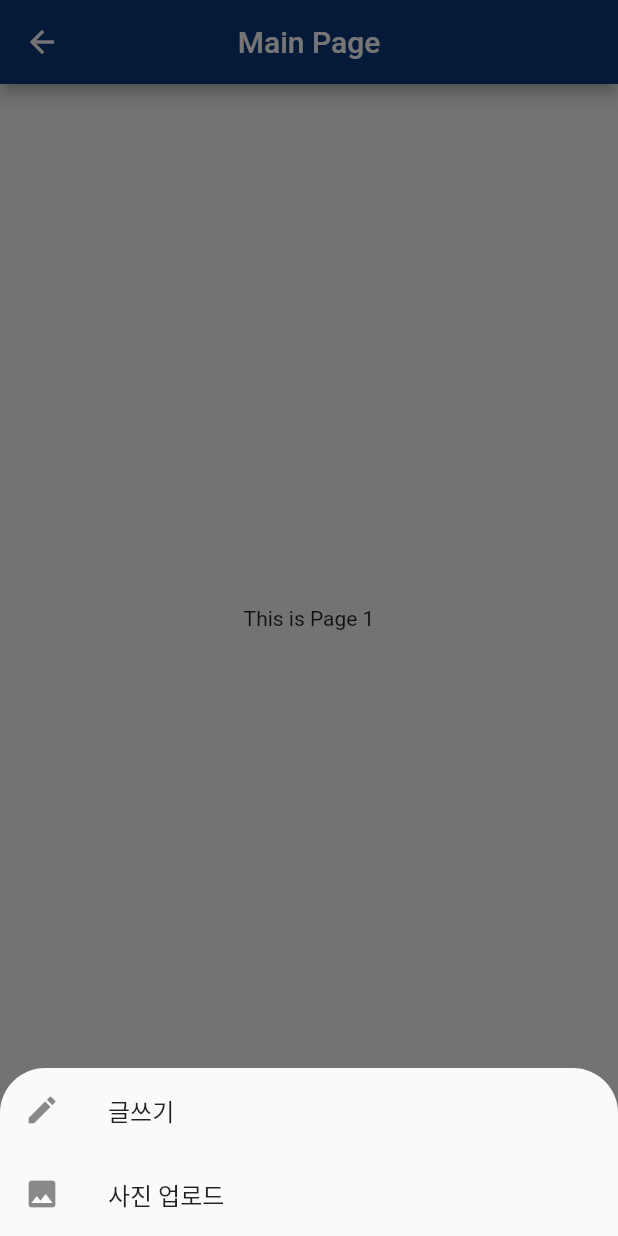
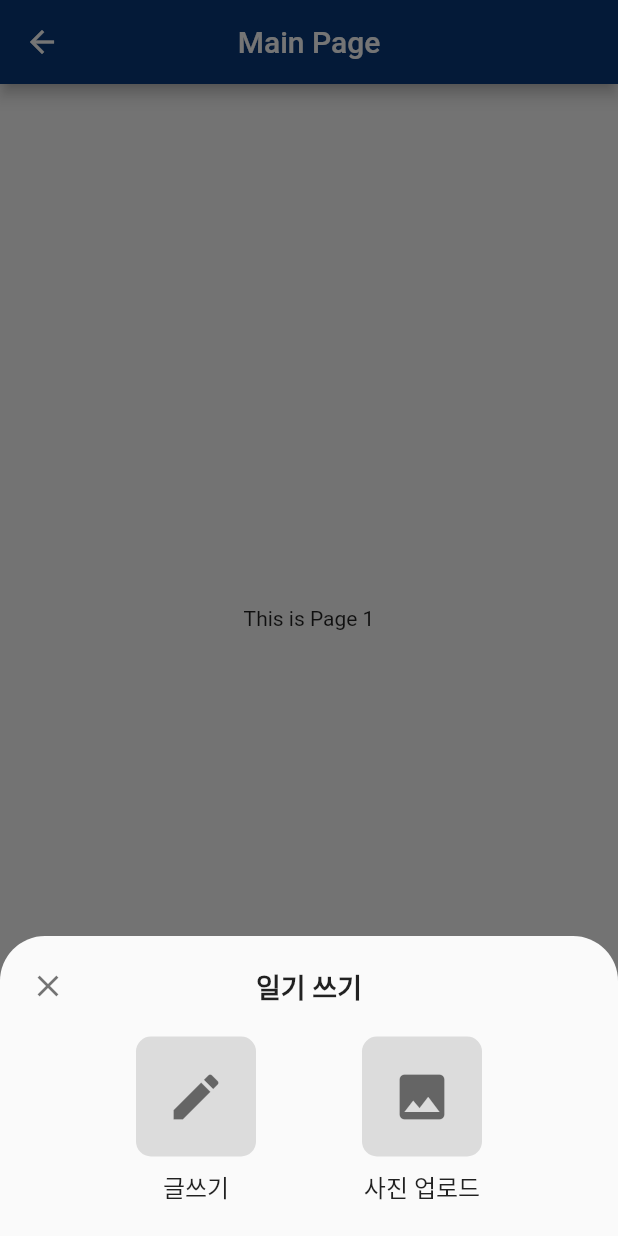
Before and after one commit to MJU-capstone-2023/OhNeulHaruDiary-Android, a Flutter app: the MainPage screen opened by its route, after a tap on the "add" icon, on a phone screen of 412 x 824 dp. Run offline on Flutter 3.47's test engine with Material 2 defaults, Android fonts, the phone set to English and light mode, and no system bars; our stand-ins replace flutter_dotenv, fluttertoast.

Commit message:
[FEAT] 일기 작성 바텀 시트 ui 수정

```diff
--- a/lib/screens/main/main_page.dart
+++ b/lib/screens/main/main_page.dart
@@ -49,25 +49,71 @@ class _MainPageState extends State<MainPage> {
         borderRadius: BorderRadius.vertical(top: Radius.circular(30.0)),
       ),
       builder: (BuildContext context) {
-        return Column(
-          mainAxisSize: MainAxisSize.min,
+        return Container(
+          height: 200.0,
+          padding: const EdgeInsets.all(20.0),
+          child: Column(
             children: [
-            ListTile(
-              leading: const Icon(Icons.edit),
-              title: const Text('글쓰기'),
+              Row(
+                mainAxisAlignment: MainAxisAlignment.spaceBetween,
+                children: [
+                  GestureDetector(
+                    onTap: () {
+                      Navigator.pop(context);
+                    },
+                    child: const Icon(
+                      Icons.close,
+                      color: Colors.black54,
+                    ),
+                  ),
+                  const Text(
+                    '일기 쓰기',
+                    style: TextStyle(
+                      fontSize: 18.0,
+                      fontWeight: FontWeight.bold,
+                    ),
+                  ),
+                  const SizedBox(width: 24.0),
+                ],
+              ),
+              const SizedBox(height: 20.0),
+              Row(
+                mainAxisAlignment: MainAxisAlignment.spaceEvenly,
+                children: [
+                  GestureDetector(
                     onTap: () {
                       Navigator.pop(context);
                       Navigator.push(
                         context,
                         MaterialPageRoute(
-                    builder: (context) => const WriteDiaryPage(),
+                          builder: (context) => WriteDiaryPage(),
                         ),
                       );
                     },
+                    child: Column(
+                      children: [
+                        Container(
+                          width: 80.0,
+                          height: 80.0,
+                          decoration: BoxDecoration(
+                            color: Colors.black12,
+                            borderRadius: BorderRadius.circular(10.0),
                           ),
-            ListTile(
-              leading: const Icon(Icons.photo),
-              title: const Text('사진 업로드'),
+                          child: const Icon(
+                            Icons.edit,
+                            color: Colors.black54,
+                            size: 40.0,
+                          ),
+                        ),
+                        const SizedBox(height: 8.0),
+                        const Text(
+                          '글쓰기',
+                          style: TextStyle(fontSize: 16.0),
+                        ),
+                      ],
+                    ),
+                  ),
+                  GestureDetector(
                     onTap: () {
                       Navigator.pop(context);
                       Navigator.push(
@@ -77,8 +123,33 @@ class _MainPageState extends State<MainPage> {
                         ),
                       );
                     },
+                    child: Column(
+                      children: [
+                        Container(
+                          width: 80.0,
+                          height: 80.0,
+                          decoration: BoxDecoration(
+                            color: Colors.black12,
+                            borderRadius: BorderRadius.circular(10.0),
+                          ),
+                          child: const Icon(
+                            Icons.photo,
+                            color: Colors.black54,
+                            size: 40.0,
+                          ),
+                        ),
+                        const SizedBox(height: 8.0),
+                        const Text(
+                          '사진 업로드',
+                          style: TextStyle(fontSize: 16.0),
                         ),
                       ],
+                    ),
+                  ),
+                ],
+              ),
+            ],
+          ),
         );
       },
     );
```
Lines whose indentation alone changed are shown as unchanged.
